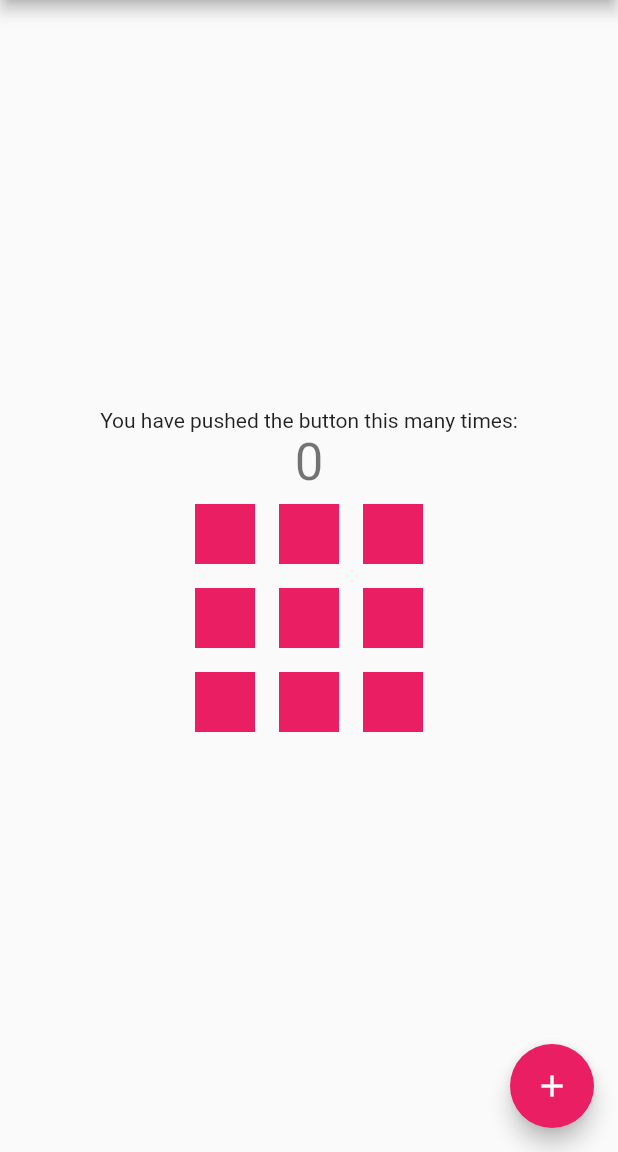
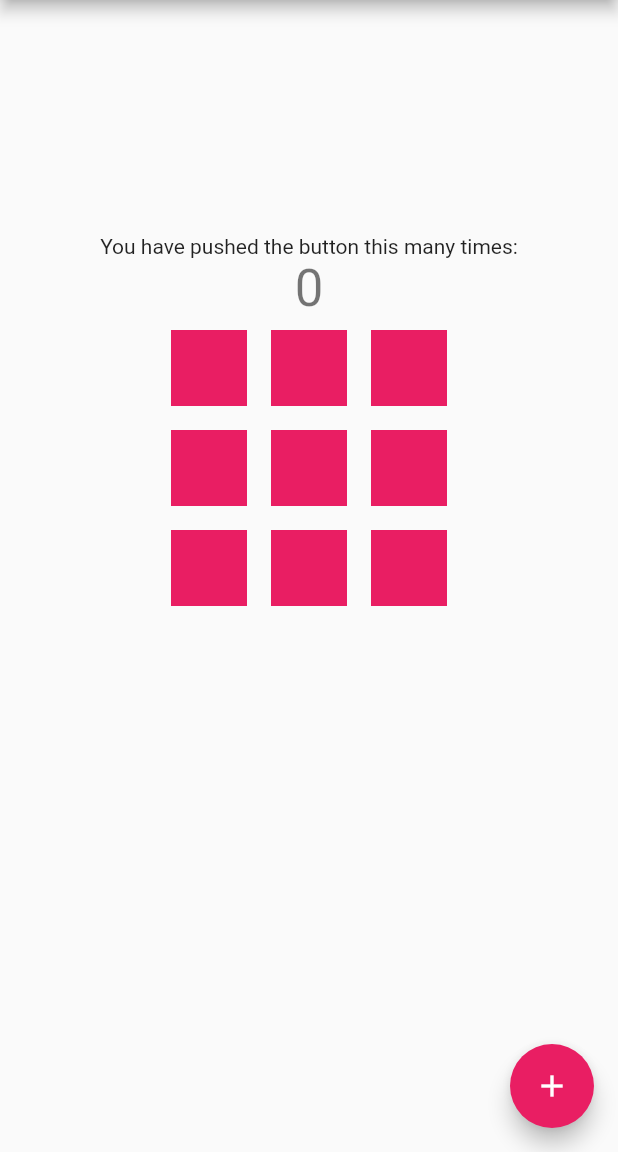
Before and after one commit to yoshi-non/flutter-practice, a Flutter app: the screen it shows after launch, on a phone screen of 412 x 824 dp, the part 84-1236 px from its top. Run offline on Flutter 3.47's test engine with Material 2 defaults, Android fonts, the phone set to English and light mode, and no system bars.

Commit message:
fix: GridViewに変更

```diff
--- a/lib/main.dart
+++ b/lib/main.dart
@@ -57,110 +57,21 @@ class _MyHomePageState extends State<MyHomePage> {
               '$_counter',
               style: Theme.of(context).textTheme.headlineMedium,
             ),
-            Row(
-              mainAxisAlignment: MainAxisAlignment.center,
-              children: const [
-                Padding(
+            SizedBox(
+              height: 400,
+              width: 200,
+              child: GridView.count(
+                crossAxisCount: 3,
+                children: [
+                  for (var i = 0; i < 9; i++)
+                    const Padding(
                       padding: EdgeInsets.all(8.0),
-                  child: SizedBox(
-                    height: 40,
-                    width: 40,
                       child: ColoredBox(
                         color: Colors.pink,
                       ),
                     ),
-                ),
-                Padding(
-                  padding: EdgeInsets.all(8.0),
-                  child: SizedBox(
-                    height: 40,
-                    width: 40,
-                    child: ColoredBox(
-                      color: Colors.pink,
-                    ),
-                  ),
-                ),
-                Padding(
-                  padding: EdgeInsets.all(8.0),
-                  child: SizedBox(
-                    height: 40,
-                    width: 40,
-                    child: ColoredBox(
-                      color: Colors.pink,
-                    ),
-                  ),
-                ),
                 ],
               ),
-            Row(
-              mainAxisAlignment: MainAxisAlignment.center,
-              children: const [
-                Padding(
-                  padding: EdgeInsets.all(8.0),
-                  child: SizedBox(
-                    height: 40,
-                    width: 40,
-                    child: ColoredBox(
-                      color: Colors.pink,
-                    ),
-                  ),
-                ),
-                Padding(
-                  padding: EdgeInsets.all(8.0),
-                  child: SizedBox(
-                    height: 40,
-                    width: 40,
-                    child: ColoredBox(
-                      color: Colors.pink,
-                    ),
-                  ),
-                ),
-                Padding(
-                  padding: EdgeInsets.all(8.0),
-                  child: SizedBox(
-                    height: 40,
-                    width: 40,
-                    child: ColoredBox(
-                      color: Colors.pink,
-                    ),
-                  ),
-                ),
-              ],
-            ),
-            Row(
-              mainAxisAlignment: MainAxisAlignment.center,
-              children: const [
-                Padding(
-                  padding: EdgeInsets.all(8.0),
-                  child: SizedBox(
-                    height: 40,
-                    width: 40,
-                    child: ColoredBox(
-                      color: Colors.pink,
-                    ),
-                  ),
-                ),
-                Padding(
-                  padding: EdgeInsets.all(8.0),
-                  child: SizedBox(
-                    height: 40,
-                    width: 40,
-                    child: ColoredBox(
-                      color: Colors.pink,
-                    ),
-                  ),
-                ),
-                Padding(
-                  padding: EdgeInsets.all(8.0),
-                  child: SizedBox(
-                    height: 40,
-                    width: 40,
-                    child: ColoredBox(
-                      color: Colors.pink,
-                    ),
-                  ),
-                ),
-              ],
             ),
           ],
         ),
```
Lines whose indentation alone changed are shown as unchanged.
